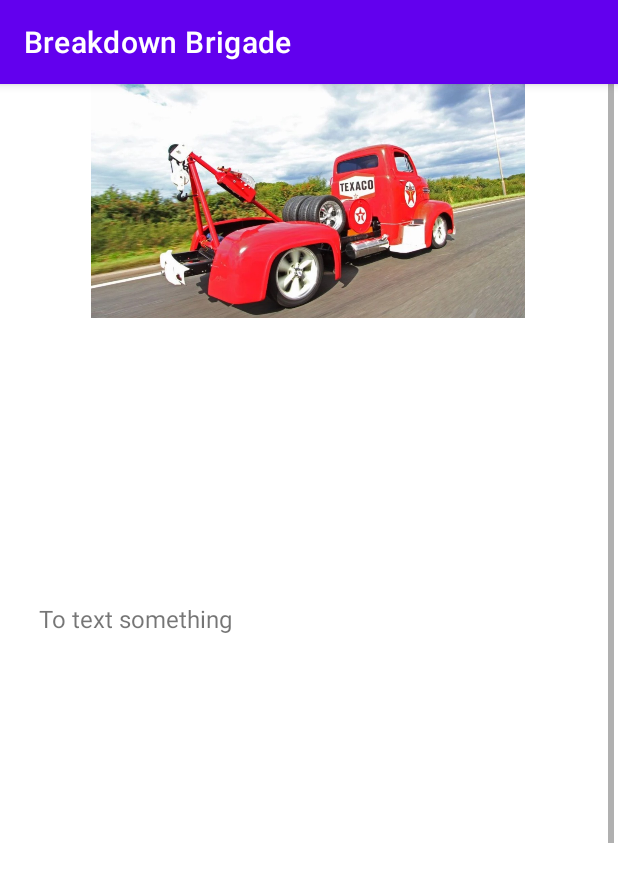
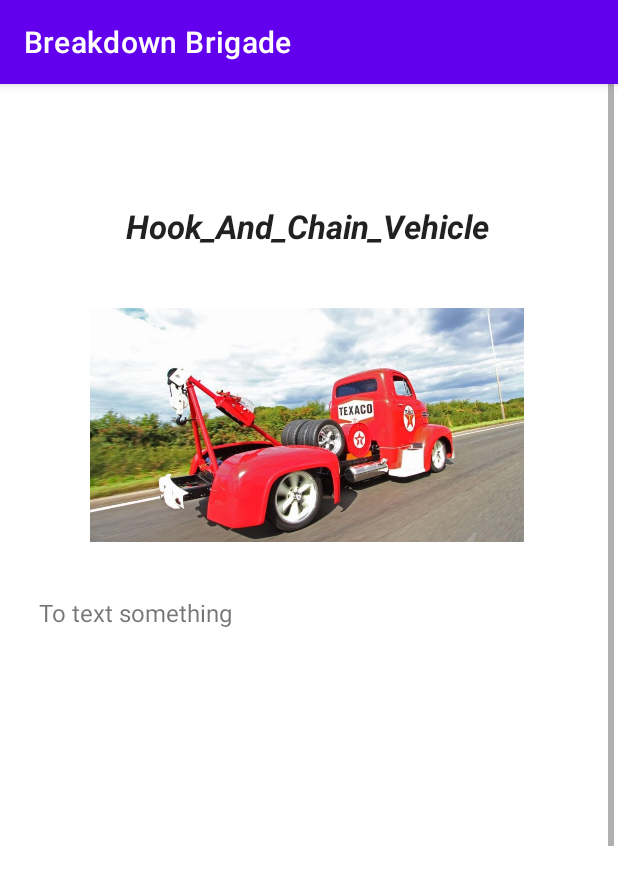
Before and after one commit to Kowshi1101/Breakdown-Brigade, an Android app: the hook_vehicle_details screen opened directly, with no data from a screen before it, on a phone screen of 412 x 824 dp. Shown: the top 885 px of the screen. Run offline under Robolectric (Android 15) with nearby library versions, the phone set to English and light mode, and no system bars.

Commit message:
some changes

```diff
--- a/app/src/main/res/layout/activity_hook_vehicle_details.xml
+++ b/app/src/main/res/layout/activity_hook_vehicle_details.xml
@@ -35,22 +35,24 @@
             android:layout_width="357dp"
             android:layout_height="706dp"
             android:layout_marginStart="10dp"
-            android:layout_marginTop="236dp"
+            android:layout_marginTop="36dp"
             android:layout_marginEnd="10dp"
             android:text="To text something"
             android:textSize="16sp"
             app:layout_constraintEnd_toEndOf="parent"
             app:layout_constraintStart_toStartOf="parent"
-            app:layout_constraintTop_toBottomOf="@+id/textView3" />
+            app:layout_constraintTop_toBottomOf="@+id/imageView9" />
 
         <ImageView
             android:id="@+id/imageView9"
             android:layout_width="292dp"
             android:layout_height="156dp"
+            android:layout_marginTop="40dp"
             app:layout_constraintEnd_toEndOf="@+id/textView3"
+            app:layout_constraintHorizontal_bias="0.51"
             app:layout_constraintStart_toStartOf="@+id/textView3"
-            app:srcCompat="@drawable/whatsapp_image_2022_09_06_at_3_32_44_pm"
-            tools:layout_editor_absoluteY="148dp" />
+            app:layout_constraintTop_toBottomOf="@+id/textView3"
+            app:srcCompat="@drawable/whatsapp_image_2022_09_06_at_3_32_44_pm" />
 
     </androidx.constraintlayout.widget.ConstraintLayout>
 </ScrollView>
```
